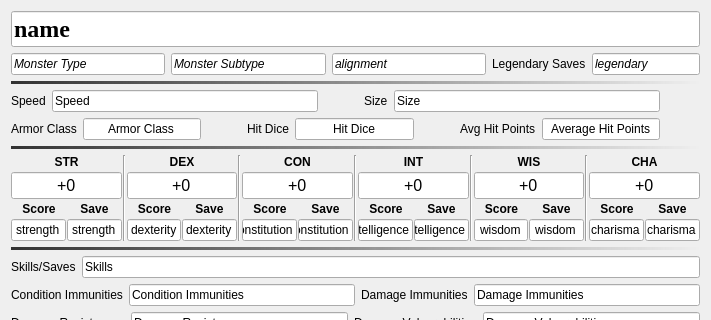
MMetze/DMHelper, file DMHelper/src/resources/ui/monster5e.ui: the form before one commit; both pictures show x 0 to 711 and y 0 to 320 of the 711 by 742 pixel window.
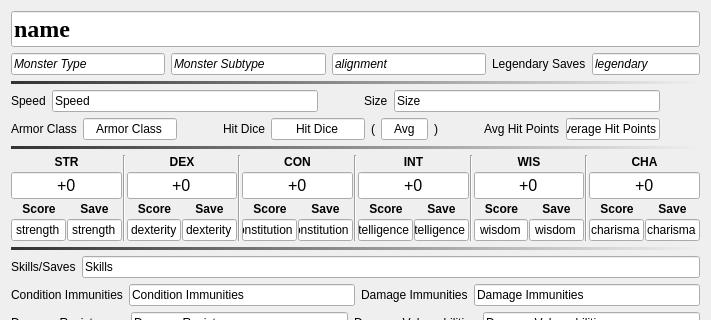
The form after the commit. Icons and pictures are not drawn.

The edit to the form file:
```diff
--- a/DMHelper/src/resources/ui/monster5e.ui
+++ b/DMHelper/src/resources/ui/monster5e.ui
@@ -208,7 +208,7 @@
     </layout>
    </item>
    <item>
-    <layout class="QHBoxLayout" name="horizontalLayout_20" stretch="0,1,0,0,1,0,0,1,0">
+    <layout class="QHBoxLayout" name="horizontalLayout_20" stretch="0,2,0,0,2,0,1,0,0,0,2,0">
      <item>
       <widget class="QLabel" name="label">
        <property name="text">
@@ -278,6 +278,44 @@
        </property>
       </widget>
      </item>
+     <item>
+      <widget class="QLabel" name="label_5">
+       <property name="text">
+        <string>(</string>
+       </property>
+      </widget>
+     </item>
+     <item>
+      <widget class="QLineEdit" name="edtCalculatedAverage">
+       <property name="enabled">
+        <bool>true</bool>
+       </property>
+       <property name="font">
+        <font>
+         <italic>false</italic>
+        </font>
+       </property>
+       <property name="text">
+        <string>Avg</string>
+       </property>
+       <property name="alignment">
+        <set>Qt::AlignmentFlag::AlignCenter</set>
+       </property>
+       <property name="readOnly">
+        <bool>true</bool>
+       </property>
+       <property name="dmhDiceAverage" stdset="0">
+        <string>hit_dice</string>
+       </property>
+      </widget>
+     </item>
+     <item>
+      <widget class="QLabel" name="label_6">
+       <property name="text">
+        <string>)</string>
+       </property>
+      </widget>
+     </item>
      <item>
       <spacer name="horizontalSpacer_9">
        <property name="orientation">
```
